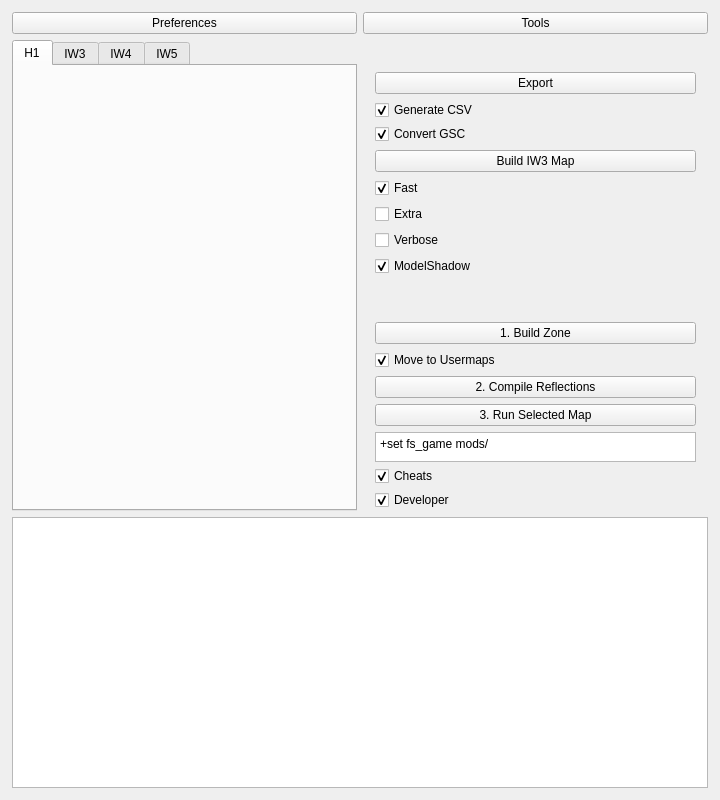
Above: src/H1ModTools.ui from Joelrau/H1ModTools before the change. Below: the same form after it.
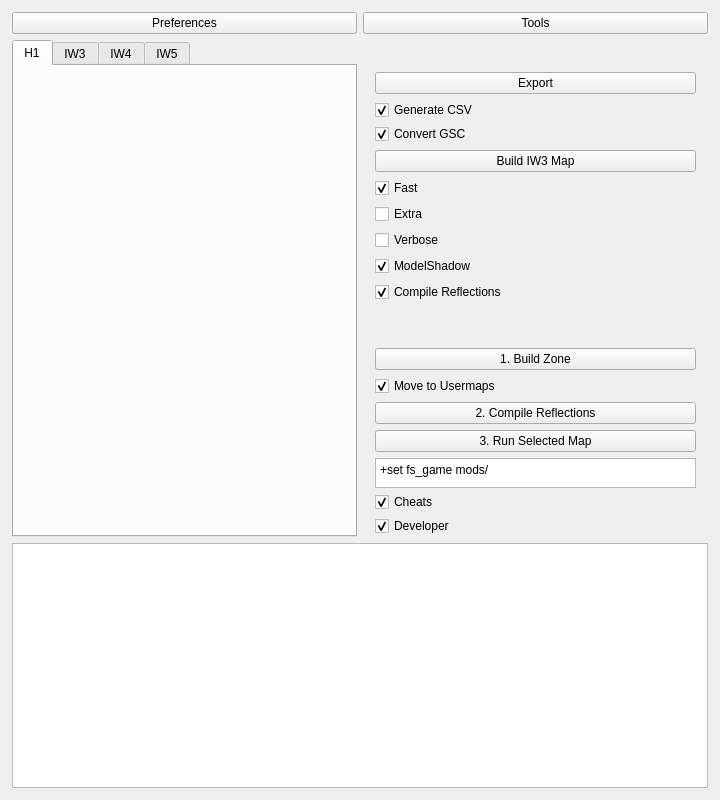
That is the form after the change. Icons and pictures are not drawn.

Commit message:
add Compile Reflections checkbox for IW3
closes #2 as far as it concerns me

```diff
--- a/src/H1ModTools.ui
+++ b/src/H1ModTools.ui
@@ -213,6 +213,16 @@
            </property>
           </widget>
          </item>
+         <item>
+          <widget class="QCheckBox" name="compileReflectionsCheckBox">
+           <property name="text">
+            <string>Compile Reflections</string>
+           </property>
+           <property name="checked">
+            <bool>true</bool>
+           </property>
+          </widget>
+         </item>
         </layout>
        </item>
        <item>
```
The commit also changes 1 other file.
